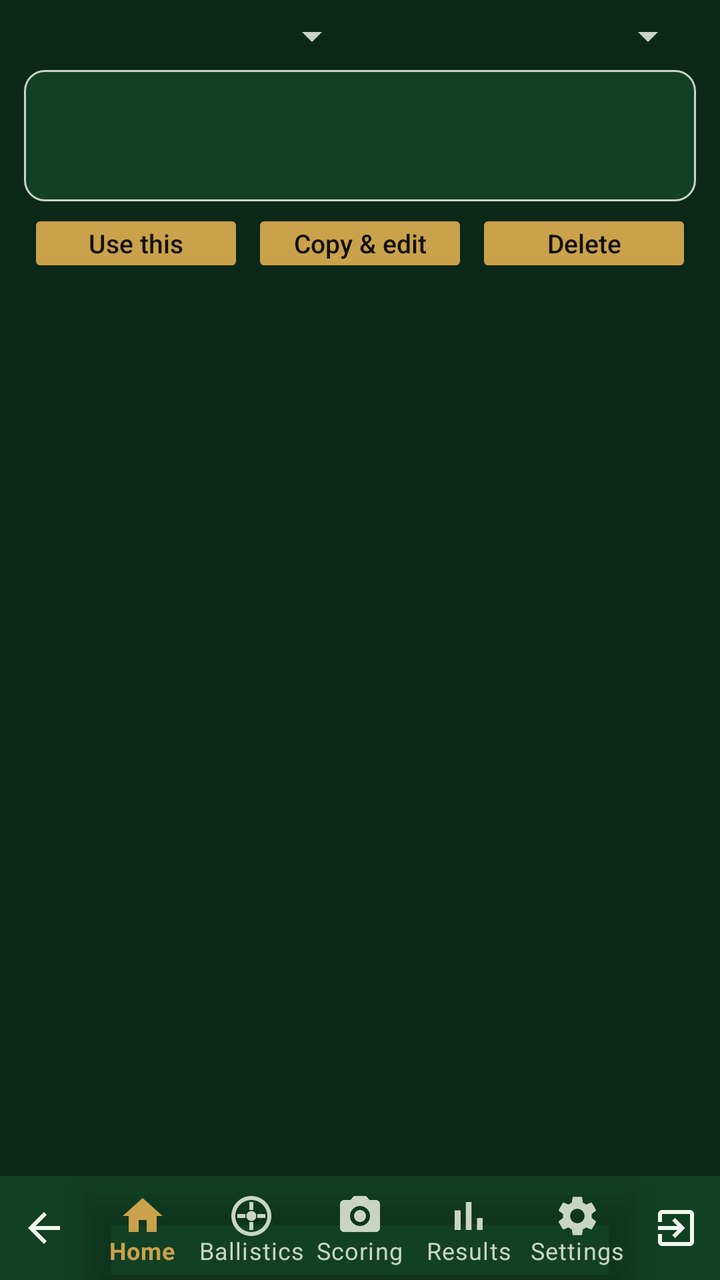
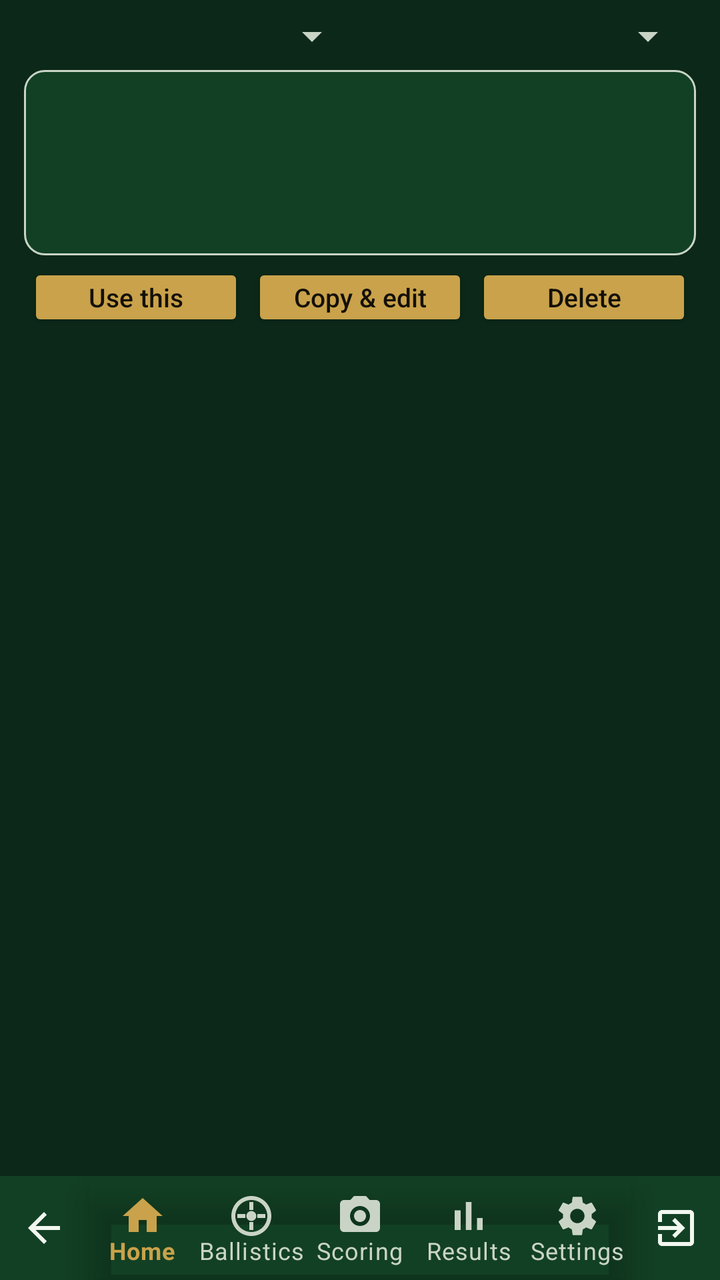

An Android layout rendered at two revisions. The XML below is the earlier revision; the diff shows what the commit changed to produce the second picture.
<!-- AndroidManifest.xml: application theme Theme.BAS -->
<!-- res/layout/activity_rules.xml -->
<?xml version="1.0" encoding="utf-8"?>
<LinearLayout xmlns:android="http://schemas.android.com/apk/res/android"
    android:layout_width="match_parent"
    android:layout_height="match_parent"
    android:orientation="vertical">

    <LinearLayout
        android:layout_width="match_parent"
        android:layout_height="wrap_content"
        android:orientation="vertical"
        android:paddingStart="12dp"
        android:paddingEnd="12dp"
        android:paddingTop="6dp"
        android:paddingBottom="4dp">

        <LinearLayout
            android:layout_width="match_parent"
            android:layout_height="wrap_content"
            android:orientation="horizontal">
            <Spinner android:id="@+id/spBody"
                android:layout_width="0dp" android:layout_weight="1"
                android:layout_height="wrap_content" />
            <Spinner android:id="@+id/spDiscipline"
                android:layout_width="0dp" android:layout_weight="1"
                android:layout_height="wrap_content" />
        </LinearLayout>

        
        <LinearLayout
            android:layout_width="match_parent"
            android:layout_height="wrap_content"
            android:orientation="vertical"
            android:layout_marginTop="5dp"
            android:background="@drawable/bg_card"
            android:padding="12dp">

            <TextView android:id="@+id/tvDetailHead"
                style="@style/Sts.Value"
                android:textSize="12sp" />

            <TableLayout android:id="@+id/tblParams"
                android:layout_width="match_parent"
                android:layout_height="wrap_content"
                android:layout_marginTop="4dp"
                android:shrinkColumns="1" />

            <TextView android:id="@+id/tvDetailFoot"
                style="@style/Sts.Value"
                android:layout_marginTop="5dp"
                android:textSize="12sp"
                android:justificationMode="inter_word" />
        </LinearLayout>

        <LinearLayout
            android:layout_width="match_parent"
            android:layout_height="wrap_content"
            android:orientation="horizontal"
            android:layout_marginTop="4dp">
            <Button android:id="@+id/btnUse"
                android:layout_width="0dp" android:layout_weight="1"
                android:layout_height="wrap_content" android:text="Use this"
                style="@style/Sts.ActionButton.Dense" />
            <Button android:id="@+id/btnEdit"
                android:layout_width="0dp" android:layout_weight="1"
                android:layout_height="wrap_content" android:text="Copy &amp; edit"
                style="@style/Sts.ActionButton.Dense" />
            <Button android:id="@+id/btnDelete"
                android:layout_width="0dp" android:layout_weight="1"
                android:layout_height="wrap_content" android:text="Delete"
                style="@style/Sts.ActionButton.Dense" />
        </LinearLayout>
    </LinearLayout>

    <ListView
        android:id="@+id/list"
        android:layout_width="match_parent"
        android:layout_height="0dp"
        android:layout_weight="1"
        android:layout_marginStart="12dp"
        android:layout_marginEnd="12dp" />

    <include layout="@layout/include_bottom_nav" />

</LinearLayout>
<!-- res/layout/include_bottom_nav.xml (included above) -->
<?xml version="1.0" encoding="utf-8"?>
<LinearLayout xmlns:android="http://schemas.android.com/apk/res/android"
    xmlns:app="http://schemas.android.com/apk/res-auto"
    android:layout_width="match_parent"
    android:layout_height="52dp"
    android:orientation="horizontal"
    android:background="?attr/colorSurface">

    
    <LinearLayout
        android:id="@+id/btnBack"
        android:layout_width="44dp"
        android:layout_height="match_parent"
        android:orientation="vertical"
        android:gravity="center"
        android:background="?attr/selectableItemBackgroundBorderless"
        android:contentDescription="Back">

        <ImageView
            android:layout_width="24dp"
            android:layout_height="24dp"
            android:src="@drawable/ic_nav_back"
            app:tint="?android:attr/textColorPrimary"
            android:importantForAccessibility="no" />
    </LinearLayout>

    <com.google.android.material.bottomnavigation.BottomNavigationView
        android:id="@+id/bottomNav"
        android:layout_width="0dp"
        android:layout_weight="1"
        android:layout_height="match_parent"
        android:background="@android:color/transparent"
        app:itemIconTint="@color/bottom_nav_item"
        app:itemTextColor="@color/bottom_nav_item"
        app:labelVisibilityMode="labeled"
        app:menu="@menu/bottom_nav_menu" />

    <LinearLayout
        android:id="@+id/btnExit"
        android:layout_width="44dp"
        android:layout_height="match_parent"
        android:orientation="vertical"
        android:gravity="center"
        android:background="?attr/selectableItemBackgroundBorderless"
        android:contentDescription="@string/nav_exit">

        
        <ImageView
            android:layout_width="24dp"
            android:layout_height="24dp"
            android:src="@drawable/ic_nav_exit"
            app:tint="?android:attr/textColorPrimary"
            android:importantForAccessibility="no" />
    </LinearLayout>
</LinearLayout>
<!-- resources referenced by this layout -->
<resources>
  <!-- drawable bg_card (drawable) -->
  <?xml version="1.0" encoding="utf-8"?>
  <shape xmlns:android="http://schemas.android.com/apk/res/android" android:shape="rectangle">
      <solid android:color="?attr/colorSurface" />
      <corners android:radius="10dp" />
      <stroke android:width="1dp" android:color="?android:attr/textColorTertiary" />
  </shape>
  <!-- drawable ic_nav_back (drawable) -->
  <vector xmlns:android="http://schemas.android.com/apk/res/android"
      android:width="24dp" android:height="24dp" android:viewportWidth="24" android:viewportHeight="24"
      android:tint="?attr/colorControlNormal">
      <path android:fillColor="@android:color/white"
          android:pathData="M20,11H7.8l5.6,-5.6L12,4l-8,8 8,8 1.4,-1.4L7.8,13H20V11z"/>
  </vector>
  <!-- drawable ic_nav_exit (drawable) -->
  <vector xmlns:android="http://schemas.android.com/apk/res/android"
      android:width="24dp" android:height="24dp"
      android:viewportWidth="24" android:viewportHeight="24">
      <path android:fillColor="@android:color/white" android:pathData="M10.09,15.59L11.5,17l5,-5 -5,-5 -1.41,1.41L12.67,11H3v2h9.67l-2.58,2.59zM19,3H5c-1.11,0 -2,0.9 -2,2v4h2V5h14v14H5v-4H3v4c0,1.1 0.89,2 2,2h14c1.1,0 2,-0.9 2,-2V5c0,-1.1 -0.9,-2 -2,-2z" />
  </vector>
  <string name="nav_exit">Exit</string>
  <style name="Sts.ActionButton.Dense" parent="Sts.ActionButton">
          <item name="android:minHeight">34dp</item>
          <item name="android:paddingTop">0dp</item>
          <item name="android:paddingBottom">0dp</item>
          <item name="android:textSize">13sp</item>
          <item name="android:layout_marginTop">0dp</item>
          <item name="android:layout_marginBottom">0dp</item>
      </style>
  <style name="Sts.Value" parent="">
          <item name="android:layout_width">match_parent</item>
          <item name="android:layout_height">wrap_content</item>
          <item name="android:textSize">14sp</item>
      </style>
  <style name="Theme.BAS" parent="Theme.BAS.Dark" />
  <style name="Sts.ActionButton" parent="Widget.AppCompat.Button">
          <item name="android:textAllCaps">false</item>
          <item name="android:textSize">14sp</item>
          <item name="android:minHeight">44dp</item>
          <item name="android:paddingLeft">10dp</item>
          <item name="android:paddingRight">10dp</item>
          <item name="android:layout_marginStart">2dp</item>
          <item name="android:layout_marginEnd">2dp</item>
      </style>
  <style name="Theme.BAS.Dark" parent="Theme.BAS.Base">
          <item name="colorPrimaryDark">@color/dark_bg</item>
          <item name="basReticleColor">@color/reticle_dark</item>
          <item name="android:windowBackground">@color/dark_bg</item>
          <item name="colorSurface">@color/dark_surface</item>
          <item name="colorPrimary">@color/dark_accent</item>
          <item name="colorSecondary">@color/dark_accent</item>
          <item name="colorAccent">@color/dark_accent</item>
          <item name="colorOnPrimary">@color/dark_on_accent</item>
          <item name="colorOnSecondary">@color/dark_on_accent</item>
          <item name="android:colorBackground">@color/dark_surface</item>
          <item name="android:textColorPrimary">@color/dark_text</item>
          <item name="android:textColorSecondary">@color/dark_text_dim</item>
          <item name="android:textColorTertiary">#C9D4C6</item>
          <item name="android:textColorHint">#A6B2A4</item>
          <item name="colorOnSurface">@color/dark_text</item>
          <item name="colorOnBackground">@color/dark_text</item>
      </style>
  <style name="Theme.BAS.Base" parent="Theme.MaterialComponents.NoActionBar" />
  <color name="dark_bg">#0B2818</color>
  <color name="reticle_dark">#FFC400</color>
  <color name="dark_surface">#124024</color>
  <color name="dark_accent">#C9A24B</color>
  <color name="dark_on_accent">#141008</color>
  <color name="dark_text">#F2F7F0</color>
  <color name="dark_text_dim">#C9D4C6</color>
</resources>

<!-- the commit's change to res/layout/activity_rules.xml (unified diff, before → after) -->
@@ -43,6 +43,13 @@
                 android:layout_height="wrap_content"
                 android:layout_marginTop="4dp"
                 android:shrinkColumns="1" />
+
+            <TextView android:id="@+id/tvFaceLink"
+                android:layout_width="match_parent" android:layout_height="wrap_content"
+                android:textSize="14sp"
+                android:paddingTop="6dp"
+                android:paddingBottom="2dp"
+                android:textColor="?attr/colorAccent" />
 
             <TextView android:id="@+id/tvDetailFoot"
                 style="@style/Sts.Value"
